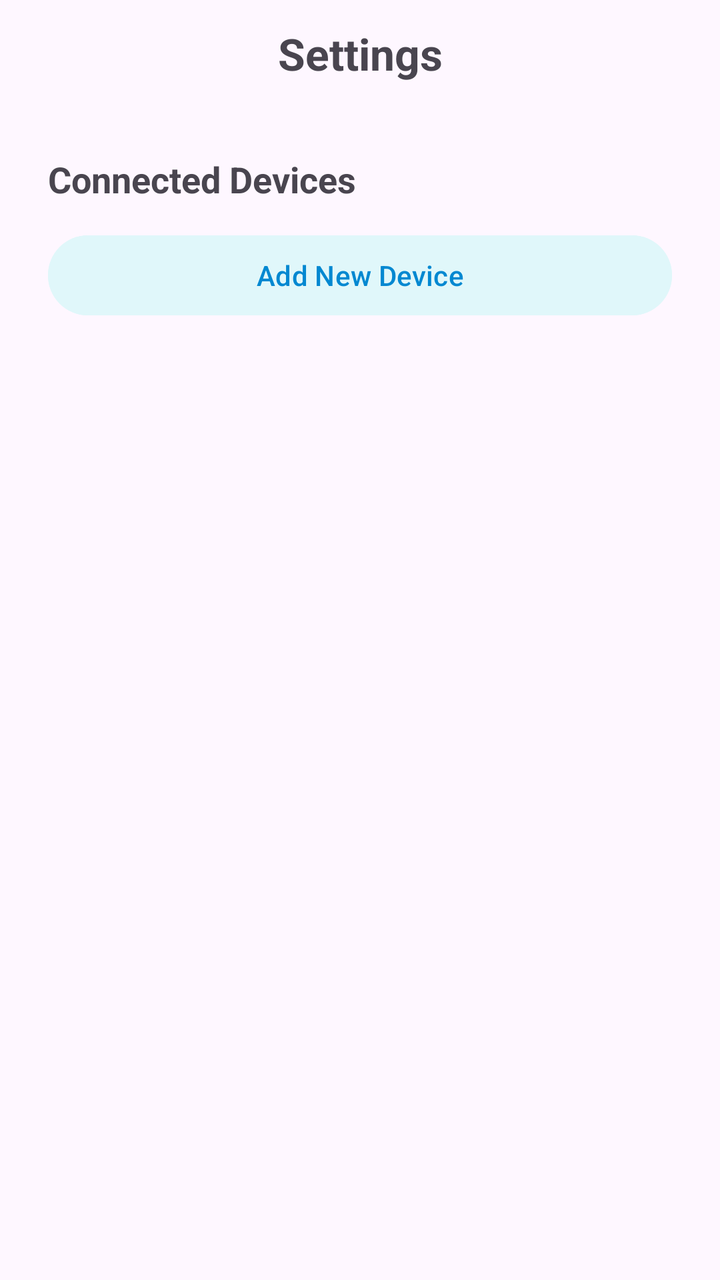
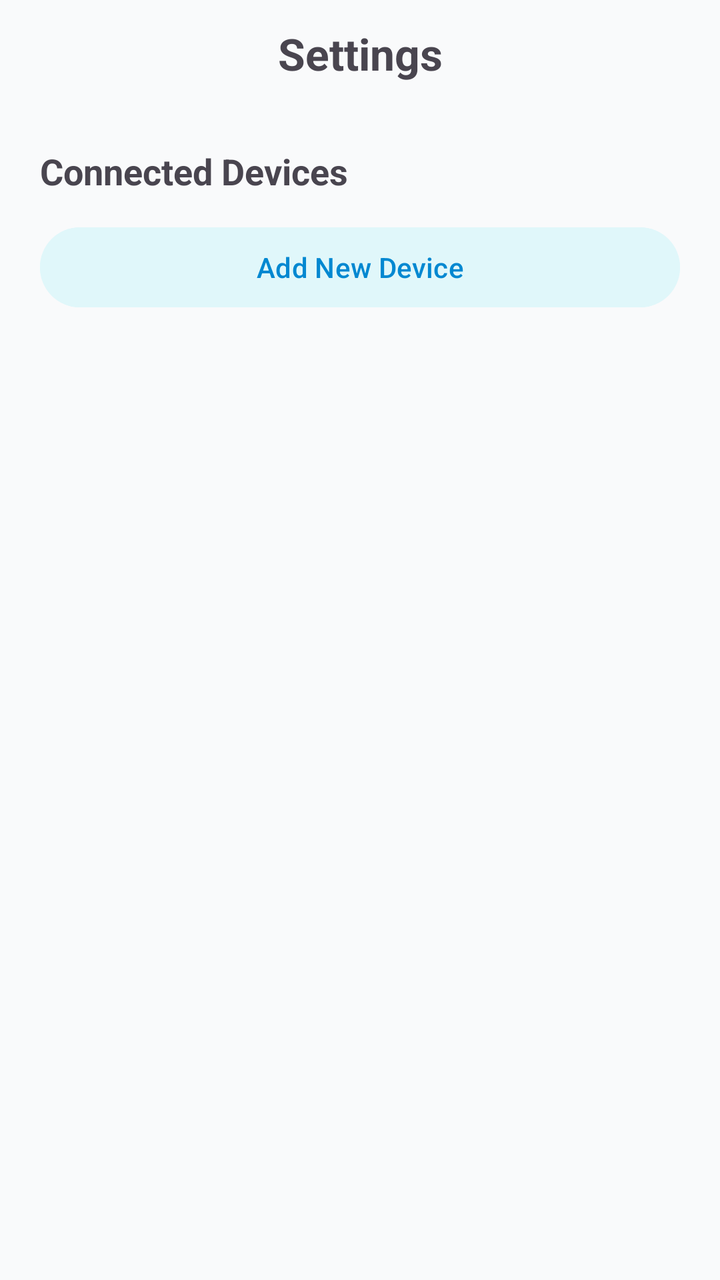

Screens rendered from an Android XML layout before and after an edit, with the pre-edit source and the edit as a unified diff.
<!-- AndroidManifest.xml: application theme Theme.ED_System -->
<!-- res/layout/fragment_settings.xml -->
<?xml version="1.0" encoding="utf-8"?>
<androidx.constraintlayout.widget.ConstraintLayout
    xmlns:android="http://schemas.android.com/apk/res/android"
    xmlns:app="http://schemas.android.com/apk/res-auto"
    android:layout_width="match_parent"
    android:layout_height="match_parent">

    <TextView
        android:id="@+id/titleSettings"
        android:layout_width="wrap_content"
        android:layout_height="wrap_content"
        android:text="Settings"
        android:textSize="22sp"
        android:textStyle="bold"
        android:padding="12dp"
        app:layout_constraintTop_toTopOf="parent"
        app:layout_constraintStart_toStartOf="parent"
        app:layout_constraintEnd_toEndOf="parent" />

    <ScrollView
        android:id="@+id/scrollView"
        android:layout_width="0dp"
        android:layout_height="0dp"
        android:fillViewport="true"
        app:layout_constraintTop_toBottomOf="@id/titleSettings"
        app:layout_constraintBottom_toBottomOf="parent"
        app:layout_constraintStart_toStartOf="parent"
        app:layout_constraintEnd_toEndOf="parent">

        <LinearLayout
            android:layout_width="match_parent"
            android:layout_height="wrap_content"
            android:orientation="vertical"
            android:padding="24dp">

            <TextView
                android:layout_width="wrap_content"
                android:layout_height="wrap_content"
                android:text="Connected Devices"
                android:textSize="18sp"
                android:textStyle="bold"
                android:layout_marginBottom="12dp" />

            <androidx.recyclerview.widget.RecyclerView
                android:id="@+id/deviceRecyclerView"
                android:layout_width="match_parent"
                android:layout_height="wrap_content"
                android:layout_marginBottom="16dp"
                android:overScrollMode="never"
                android:visibility="gone" />

            <include
                android:id="@+id/devicePlaceholder"
                layout="@layout/item_device_card"
                android:layout_width="match_parent"
                android:layout_height="wrap_content"
                android:layout_marginBottom="16dp"
                android:visibility="gone" />

            <Button
                android:layout_width="match_parent"
                android:layout_height="wrap_content"
                android:text="Add New Device"
                android:backgroundTint="#E0F7FA"
                android:textColor="#0288D1"
                android:layout_marginBottom="16dp" />
        </LinearLayout>
    </ScrollView>

</androidx.constraintlayout.widget.ConstraintLayout>
<!-- res/layout/item_device_card.xml (included above) -->
<?xml version="1.0" encoding="utf-8"?>
<com.google.android.material.card.MaterialCardView xmlns:android="http://schemas.android.com/apk/res/android"
    xmlns:app="http://schemas.android.com/apk/res-auto"
    android:layout_width="match_parent"
    android:layout_height="wrap_content"
    android:layout_marginTop="4dp"
    android:layout_marginBottom="16dp"
    app:cardCornerRadius="12dp"
    app:cardElevation="4dp"
    app:cardBackgroundColor="@android:color/white"
    android:padding="16dp">

    

    <LinearLayout
        android:layout_width="match_parent"
        android:layout_height="wrap_content"
        android:orientation="vertical"
        android:padding="16dp">

        <LinearLayout
            android:layout_width="match_parent"
            android:layout_height="wrap_content"
            android:orientation="horizontal"
            android:gravity="center_vertical"
            android:layout_marginBottom="8dp">

            <LinearLayout
                android:layout_width="0dp"
                android:layout_height="wrap_content"
                android:layout_weight="1"
                android:orientation="vertical">

                <TextView
                    android:id="@+id/deviceName"
                    android:layout_width="wrap_content"
                    android:layout_height="wrap_content"
                    android:text="Device Name"
                    android:textSize="16sp"
                    android:textStyle="bold"
                    android:layout_marginBottom="2dp" />

                <TextView
                    android:id="@+id/deviceId"
                    android:layout_width="wrap_content"
                    android:layout_height="wrap_content"
                    android:text="Device ID"
                    android:textSize="14sp"
                    android:textColor="#777" />
            </LinearLayout>

            <TextView
                android:id="@+id/deviceStatus"
                android:layout_width="wrap_content"
                android:layout_height="wrap_content"
                android:text="DISCONNECTED"
                android:textSize="12sp"
                android:textColor="#FFFFFF"
                android:background="@drawable/status_disconnected_bg"
                android:paddingHorizontal="10dp"
                android:paddingVertical="5dp" />
        </LinearLayout>

        <LinearLayout
            android:layout_width="match_parent"
            android:layout_height="wrap_content"
            android:orientation="horizontal"
            android:gravity="center_vertical"
            android:layout_marginBottom="6dp">

            <ImageView
                android:id="@+id/batteryIcon"
                android:layout_width="20dp"
                android:layout_height="20dp"
                android:layout_marginEnd="6dp"
                android:src="@drawable/ic_battery"
                app:tint="#4CAF50" />

            <TextView
                android:id="@+id/batteryLevel"
                android:layout_width="wrap_content"
                android:layout_height="wrap_content"
                android:text="Battery --%"
                android:textSize="14sp"
                android:textColor="#4CAF50" />

            <View
                android:layout_width="0dp"
                android:layout_height="0dp"
                android:layout_weight="1" />


            <ImageView
                android:id="@+id/signalIcon"
                android:layout_width="20dp"
                android:layout_height="20dp"
                android:layout_marginEnd="6dp"
                android:src="@drawable/ic_signal"
                app:tint="#000000" />

            <TextView
                android:id="@+id/signalStrength"
                android:layout_width="wrap_content"
                android:layout_height="wrap_content"
                android:text="Signal --%"
                android:textSize="14sp" />
        </LinearLayout>


        <TextView
            android:id="@+id/lastReading"
            android:layout_width="wrap_content"
            android:layout_height="wrap_content"
            android:text="Last Reading: --"
            android:textSize="12sp"
            android:textColor="#777" />
    </LinearLayout>
</com.google.android.material.card.MaterialCardView>
<!-- resources referenced by this layout -->
<resources>
  <!-- drawable ic_battery (drawable) -->
  <?xml version="1.0" encoding="utf-8"?>
      <vector xmlns:android="http://schemas.android.com/apk/res/android"
          android:width="24dp"
          android:height="24dp"
          android:viewportWidth="24"
          android:viewportHeight="24">
          <path
              android:fillColor="#000"
              android:pathData="M16,4h-1V2h-6v2H8C6.9,4 6,4.9 6,6v14c0,1.1 0.9,2 2,2h8c1.1,0 2,-0.9 2,-2V6C18,4.9 17.1,4 16,4z" />
      </vector>
  <!-- drawable ic_signal: png bitmap (drawable, 5780 bytes) -->
  <!-- drawable status_disconnected_bg (drawable) -->
  <?xml version="1.0" encoding="utf-8"?>
  <shape xmlns:android="http://schemas.android.com/apk/res/android"
      android:shape="rectangle">
      <solid android:color="#F44336"/> 
      <corners android:radius="8dp"/>
      <padding
          android:left="8dp"
          android:top="4dp"
          android:right="8dp"
          android:bottom="4dp"/>
  </shape>
  <style name="Theme.ED_System" parent="Base.Theme.ED_System" />
  <style name="Base.Theme.ED_System" parent="Theme.Material3.DayNight.NoActionBar">
          
          
      </style>
</resources>

<!-- the commit's change to res/layout/fragment_settings.xml (unified diff, before → after) -->
@@ -3,8 +3,10 @@
     xmlns:android="http://schemas.android.com/apk/res/android"
     xmlns:app="http://schemas.android.com/apk/res-auto"
     android:layout_width="match_parent"
-    android:layout_height="match_parent">
+    android:layout_height="match_parent"
+    android:background="#F9FAFB">
 
+    
     <TextView
         android:id="@+id/titleSettings"
         android:layout_width="wrap_content"
@@ -31,8 +33,9 @@
             android:layout_width="match_parent"
             android:layout_height="wrap_content"
             android:orientation="vertical"
-            android:padding="24dp">
+            android:padding="20dp">
 
+            
             <TextView
                 android:layout_width="wrap_content"
                 android:layout_height="wrap_content"
@@ -63,10 +66,11 @@
                 android:text="Add New Device"
                 android:backgroundTint="#E0F7FA"
                 android:textColor="#0288D1"
-                android:layout_marginBottom="16dp" />
+                android:layout_marginBottom="24dp" />
+
+
         </LinearLayout>
     </ScrollView>
-
 </androidx.constraintlayout.widget.ConstraintLayout>
 <!-- res/layout/item_device_card.xml (included above) -->
 <?xml version="1.0" encoding="utf-8"?>
